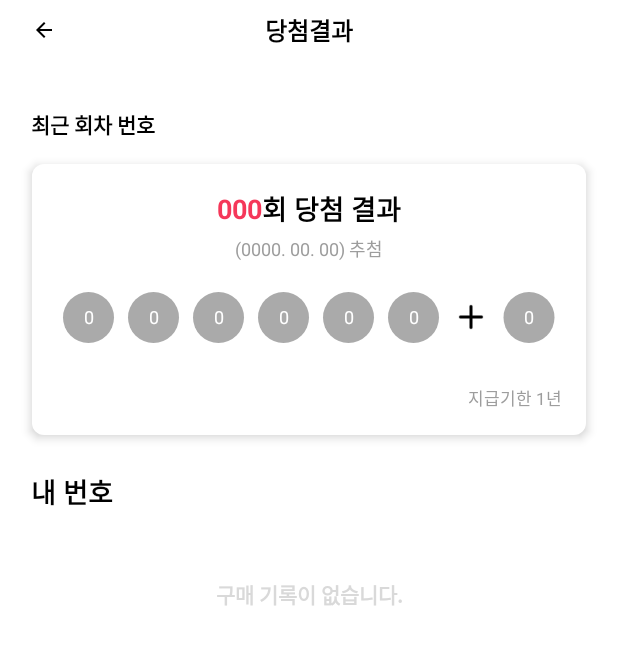
After one commit to identity16/Autto_android, an Android app: the ResultActivity screen opened directly, with no data from a screen before it, on a phone screen of 412 x 824 dp. The commit adds this screen. Shown: the top 645 px of the screen. Run offline under Robolectric (Android 15) with nearby library versions, the phone set to English and light mode, and no system bars; 2 statements that could not run were skipped.

Commit message:
Add: 당첨 결과 액티비티

```diff
--- a/app/src/main/AndroidManifest.xml
+++ b/app/src/main/AndroidManifest.xml
@@ -13,6 +13,9 @@
         android:roundIcon="@mipmap/ic_launcher_round"
         android:supportsRtl="true"
         android:theme="@style/Theme.Autto">
+        <activity
+            android:name=".activity.ResultActivity"
+            android:exported="true" />
         <activity
             android:name=".activity.PurchaseSettingActivity"
             android:exported="true" />
--- a/app/src/main/java/dev/handeul/autto/repository/GameRepository.java
+++ b/app/src/main/java/dev/handeul/autto/repository/GameRepository.java
@@ -73,11 +73,8 @@ public class GameRepository {
                     for(Element eRow : eRows) {
                         Elements eCells = eRow.getElementsByTag("td");
                         String barcode = eCells.get(3).text();
-                        String status = eCells.get(5).text();
 
-                        if("미추첨".equals(status)) {
-                            barcodeList.add(barcode);
-                        }
+                        barcodeList.add(barcode);
                     }
 
                     getGamesFromBarcode(barcodeList, callback);
--- a/app/src/main/java/dev/handeul/autto/viewmodel/NumberListViewModel.java
+++ b/app/src/main/java/dev/handeul/autto/viewmodel/NumberListViewModel.java
@@ -26,7 +26,10 @@ public class NumberListViewModel extends ViewModel {
         today = calendar.getTime();
 
         RoundRepository.getInstance().getLatestRound(round -> {
-            Date startDate = round.getDate();
+            calendar.setTime(round.getDate());
+            calendar.add(Calendar.DATE, 1);
+
+            Date startDate = calendar.getTime();
             GameRepository.getInstance().getBuyHistory(startDate, today, liveBuyList::setValue);
         });
 
--- /dev/null
+++ b/app/src/main/java/dev/handeul/autto/viewmodel/ResultViewModel.java
@@ -0,0 +1,46 @@
+package dev.handeul.autto.viewmodel;
+
+import androidx.lifecycle.LiveData;
+import androidx.lifecycle.MutableLiveData;
+import androidx.lifecycle.ViewModel;
+
+import java.util.Calendar;
+import java.util.Date;
+import java.util.List;
+
+import dev.handeul.autto.activity.ResultActivity;
+import dev.handeul.autto.model.Game;
+import dev.handeul.autto.model.Round;
+import dev.handeul.autto.repository.DepositRepository;
+import dev.handeul.autto.repository.GameRepository;
+import dev.handeul.autto.repository.RoundRepository;
+
+public class ResultViewModel extends ViewModel {
+    private static final String TAG = "ResulltViewModel";
+
+    public LiveData<Round> lastRound;
+    public LiveData<List<Game>> buyList;
+
+    public ResultViewModel() {
+        MutableLiveData<Round> liveLastRound = new MutableLiveData<>();
+        MutableLiveData<List<Game>> liveBuyList = new MutableLiveData<>();
+
+
+        RoundRepository.getInstance().getLatestRound(round -> {
+            liveLastRound.setValue(round);
+
+            Calendar calendar = Calendar.getInstance();
+            Date startDate, endDate = round.getDate();
+
+            calendar.setTime(round.getDate());
+            calendar.add(Calendar.DATE, -6);
+
+            startDate = calendar.getTime();
+
+            GameRepository.getInstance().getBuyHistory(startDate, endDate, liveBuyList::setValue);
+        });
+
+        lastRound = liveLastRound;
+        buyList = liveBuyList;
+    }
+}
--- /dev/null
+++ b/app/src/main/res/layout/activity_result.xml
@@ -0,0 +1,235 @@
+<?xml version="1.0" encoding="utf-8"?>
+<androidx.constraintlayout.widget.ConstraintLayout xmlns:android="http://schemas.android.com/apk/res/android"
+    xmlns:app="http://schemas.android.com/apk/res-auto"
+    xmlns:tools="http://schemas.android.com/tools"
+    android:layout_width="match_parent"
+    android:layout_height="match_parent"
+    android:background="@color/white"
+    tools:context=".activity.ResultActivity">
+
+    <androidx.constraintlayout.widget.ConstraintLayout
+        android:id="@+id/resultActionBar"
+        android:layout_width="match_parent"
+        android:layout_height="40dp"
+        app:layout_constraintEnd_toEndOf="parent"
+        app:layout_constraintStart_toStartOf="parent"
+        app:layout_constraintTop_toTopOf="parent">
+
+        <Button
+            android:id="@+id/btnBack2"
+            android:layout_width="16dp"
+            android:layout_height="16dp"
+            android:layout_marginStart="21dp"
+            android:background="@drawable/ico_back"
+            android:gravity="center"
+            app:layout_constraintBottom_toBottomOf="parent"
+            app:layout_constraintStart_toStartOf="parent"
+            app:layout_constraintTop_toTopOf="parent"
+            tools:ignore="SpeakableTextPresentCheck,TouchTargetSizeCheck" />
+
+        <TextView
+            android:layout_width="wrap_content"
+            android:layout_height="wrap_content"
+            android:text="@string/result"
+            android:textColor="@color/black"
+            android:textSize="16sp"
+            android:textStyle="bold"
+            app:layout_constraintBottom_toBottomOf="parent"
+            app:layout_constraintEnd_toEndOf="parent"
+            app:layout_constraintStart_toStartOf="parent"
+            app:layout_constraintTop_toTopOf="parent" />
+    </androidx.constraintlayout.widget.ConstraintLayout>
+
+    <TextView
+        android:id="@+id/textView6"
+        android:layout_width="wrap_content"
+        android:layout_height="wrap_content"
+        android:layout_marginTop="32dp"
+        android:text="@string/recent_round_num"
+        android:textColor="@color/black"
+        android:textStyle="bold"
+        app:layout_constraintStart_toStartOf="@+id/guideline5"
+        app:layout_constraintTop_toBottomOf="@+id/resultActionBar" />
+
+    <TextView
+        android:id="@+id/textView7"
+        android:layout_width="wrap_content"
+        android:layout_height="wrap_content"
+        android:layout_marginTop="24dp"
+        android:text="@string/my_num"
+        android:textColor="@color/black"
+        android:textSize="18sp"
+        android:textStyle="bold"
+        app:layout_constraintStart_toStartOf="@+id/guideline5"
+        app:layout_constraintTop_toBottomOf="@+id/lastResultLayout" />
+
+    <androidx.constraintlayout.widget.Guideline
+        android:id="@+id/guideline5"
+        android:layout_width="wrap_content"
+        android:layout_height="wrap_content"
+        android:orientation="vertical"
+        app:layout_constraintGuide_begin="21dp" />
+
+    <androidx.constraintlayout.widget.Guideline
+        android:id="@+id/guideline6"
+        android:layout_width="wrap_content"
+        android:layout_height="wrap_content"
+        android:orientation="vertical"
+        app:layout_constraintGuide_end="21dp" />
+
+    <LinearLayout
+        android:id="@+id/lastResultLayout"
+        android:layout_width="match_parent"
+        android:layout_height="wrap_content"
+        android:layout_marginStart="21dp"
+        android:layout_marginTop="16dp"
+        android:layout_marginEnd="21dp"
+        android:background="@drawable/rounded"
+        android:elevation="4dp"
+        android:gravity="center_horizontal"
+        android:orientation="vertical"
+        android:padding="16dp"
+        app:layout_constraintEnd_toStartOf="@+id/guideline6"
+        app:layout_constraintStart_toStartOf="@+id/guideline5"
+        app:layout_constraintTop_toBottomOf="@+id/textView6">
+
+        <LinearLayout
+            android:layout_width="wrap_content"
+            android:layout_height="wrap_content"
+            android:gravity="center"
+            android:orientation="horizontal">
+
+            <TextView
+                android:id="@+id/txtDrwNum"
+                android:layout_width="wrap_content"
+                android:layout_height="wrap_content"
+                android:layout_weight="1"
+                android:text="@string/main_draw_num_dummy"
+                android:textColor="#f53759"
+                android:textSize="18sp"
+                android:textStyle="bold" />
+
+            <TextView
+                android:id="@+id/textView8"
+                android:layout_width="wrap_content"
+                android:layout_height="wrap_content"
+                android:layout_weight="1"
+                android:text="@string/nth_round_result"
+                android:textColor="@color/black"
+                android:textSize="18sp"
+                android:textStyle="bold" />
+
+        </LinearLayout>
+
+        <TextView
+            android:id="@+id/txtDrwDate"
+            android:layout_width="wrap_content"
+            android:layout_height="wrap_content"
+            android:layout_marginTop="4dp"
+            android:layout_marginBottom="20dp"
+            android:layout_weight="1"
+            android:text="@string/dummy_date"
+            android:textColor="#9d9d9d"
+            android:textSize="12sp"
+            tools:ignore="TextContrastCheck" />
+
+        <LinearLayout
+            android:layout_width="match_parent"
+            android:layout_height="match_parent"
+            android:gravity="center"
+            android:orientation="horizontal">
+
+            <dev.handeul.autto.view.LottoBallView
+                android:id="@+id/lottoBallView1"
+                android:layout_width="34dp"
+                android:layout_height="34dp"
+                android:layout_weight="1" />
+
+            <dev.handeul.autto.view.LottoBallView
+                android:id="@+id/lottoBallView2"
+                android:layout_width="34dp"
+                android:layout_height="34dp"
+                android:layout_weight="1" />
+
+            <dev.handeul.autto.view.LottoBallView
+                android:id="@+id/lottoBallView3"
+                android:layout_width="34dp"
+                android:layout_height="34dp"
+                android:layout_weight="1" />
+
+            <dev.handeul.autto.view.LottoBallView
+                android:id="@+id/lottoBallView4"
+                android:layout_width="34dp"
+                android:layout_height="34dp"
+                android:layout_weight="1" />
+
+            <dev.handeul.autto.view.LottoBallView
+                android:id="@+id/lottoBallView5"
+                android:layout_width="34dp"
+                android:layout_height="34dp"
+                android:layout_weight="1" />
+
+            <dev.handeul.autto.view.LottoBallView
+                android:id="@+id/lottoBallView6"
+                android:layout_width="34dp"
+                android:layout_height="34dp"
+                android:layout_weight="1" />
+
+            <ImageView
+                android:id="@+id/icoPlus"
+                android:layout_width="24dp"
+                android:layout_height="24dp"
+                android:layout_weight="1"
+                android:contentDescription="@string/plus_icon"
+                app:srcCompat="@drawable/ico_plus" />
+
+            <dev.handeul.autto.view.LottoBallView
+                android:id="@+id/bonusBallView"
+                android:layout_width="34dp"
+                android:layout_height="34dp"
+                android:layout_weight="1" />
+
+        </LinearLayout>
+
+        <TextView
+            android:id="@+id/txtExpire"
+            android:layout_width="match_parent"
+            android:layout_height="wrap_content"
+            android:layout_marginTop="28dp"
+            android:layout_weight="1"
+            android:text="@string/expire_duration"
+            android:textAlignment="textEnd"
+            android:textColor="#9d9d9d"
+            android:textSize="11sp"
+            tools:ignore="TextContrastCheck" />
+
+    </LinearLayout>
+
+    <LinearLayout
+        android:id="@+id/buyListLayout"
+        android:layout_width="match_parent"
+        android:layout_height="wrap_content"
+        android:paddingStart="21dp"
+        android:paddingTop="16dp"
+        android:paddingEnd="21dp"
+        android:paddingBottom="16dp"
+        android:clipChildren="false"
+        android:clipToPadding="false"
+        android:orientation="vertical"
+        app:layout_constraintEnd_toStartOf="@+id/guideline6"
+        app:layout_constraintStart_toStartOf="@+id/guideline5"
+        app:layout_constraintTop_toBottomOf="@+id/textView7">
+
+        <TextView
+            android:id="@+id/textView2"
+            android:layout_width="match_parent"
+            android:layout_height="wrap_content"
+            android:padding="28dp"
+            android:text="@string/no_history"
+            android:textAlignment="center"
+            android:textColor="#d9d9d9"
+            android:textStyle="bold"
+            tools:ignore="TextContrastCheck" />
+    </LinearLayout>
+
+</androidx.constraintlayout.widget.ConstraintLayout>
--- a/app/src/main/res/values/strings.xml
+++ b/app/src/main/res/values/strings.xml
@@ -20,4 +20,12 @@
     <string name="login_placeholder_id">아이디를 입력해주세요.</string>
     <string name="login_placeholder_pw">비밀번호를 입력해주세요.</string>
     <string name="login_no_account"><u>계정이 없어요 :(</u></string>
+    <string name="result">당첨결과</string>
+    <string name="recent_round_num">최근 회차 번호</string>
+    <string name="nth_round_result">회 당첨 결과</string>
+    <string name="dummy_date">(0000. 00. 00) 추첨</string>
+    <string name="expire_duration">지급기한 1년</string>
+    <string name="my_num">내 번호</string>
+    <string name="no_history">구매 기록이 없습니다.</string>
+    <string name="plus_icon">plus icon</string>
 </resources>
```
Also changed, not shown: app/src/main/java/dev/handeul/autto/activity/MainActivity.java (+11 -6 lines), app/src/main/java/dev/handeul/autto/activity/ResultActivity.java (added, +147 -0 lines), app/src/main/java/dev/handeul/autto/model/Game.java (+22 -10 lines), app/src/main/res/layout/activity_main.xml (+5 -2 lines), app/src/main/res/drawable/ico_plus.png (added).
